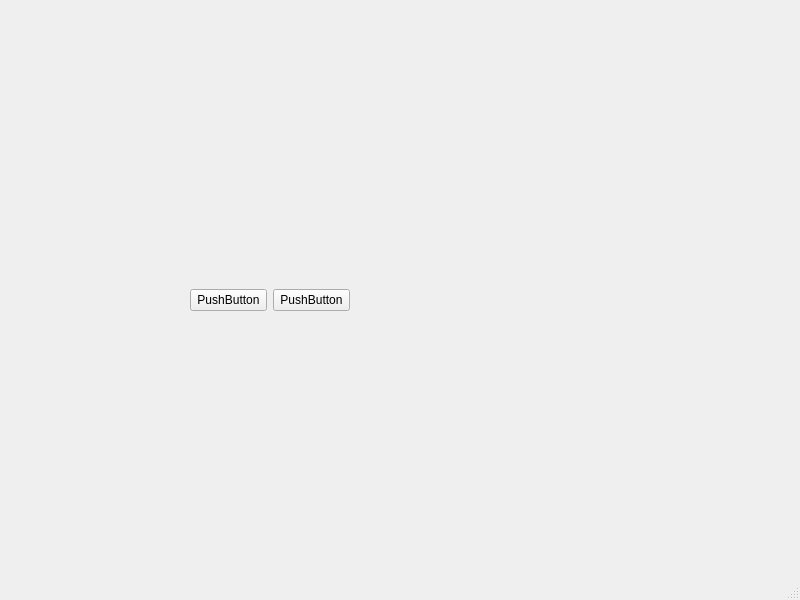
Qt form mainwindow.ui (hi-ma-san/MidtermAI) before a commit.
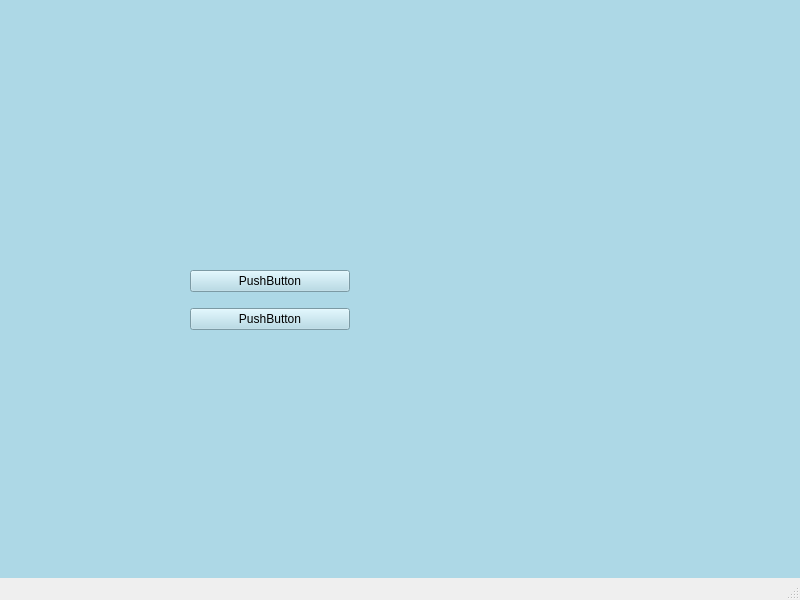
The same form after that commit.

Commit message: Change UI to light blue background and vertical layout

```diff
--- a/mainwindow.ui
+++ b/mainwindow.ui
@@ -14,7 +14,10 @@
    <string>MainWindow</string>
   </property>
   <widget class="QWidget" name="centralwidget">
-   <widget class="QWidget" name="horizontalLayoutWidget">
+   <property name="styleSheet">
+    <string notr="true">background-color: rgb(173, 216, 230);</string>
+   </property>
+   <widget class="QWidget" name="verticalLayoutWidget">
     <property name="geometry">
      <rect>
       <x>190</x>
@@ -23,7 +26,7 @@
       <height>80</height>
      </rect>
     </property>
-    <layout class="QHBoxLayout" name="horizontalLayout">
+    <layout class="QVBoxLayout" name="verticalLayout">
      <item>
       <widget class="QPushButton" name="pushButton">
        <property name="text">
```
